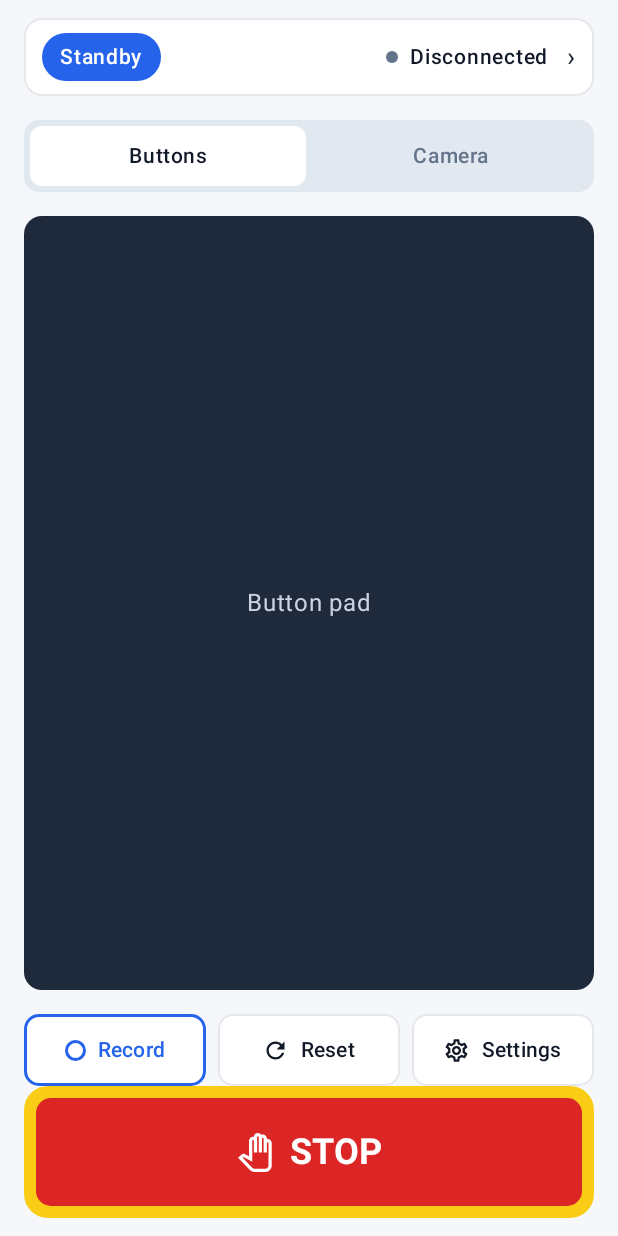
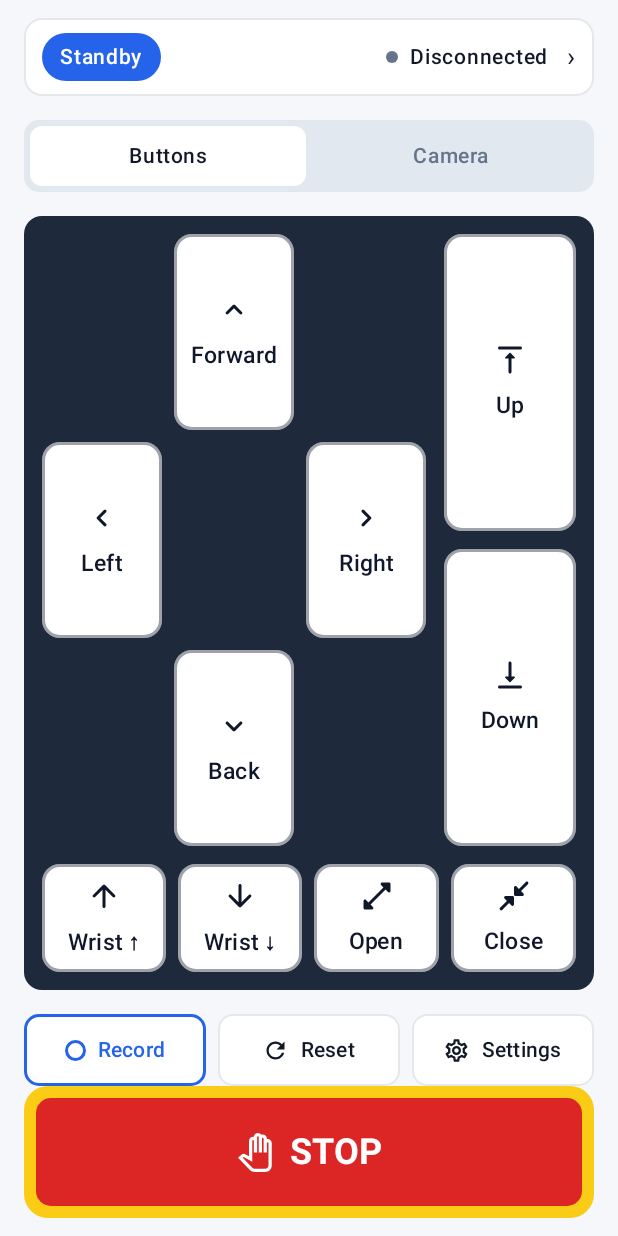
Before and after one commit to WIDM/teleop-android, an Android app built with Jetpack Compose: the screen it shows after launch (MainActivity), on a phone screen of 412 x 824 dp. Run offline under Robolectric (Android 15) with nearby library versions, the phone set to English and light mode, and no system bars.

Commit message:
Lay out the button pad and wire the six jog directions (A-24)

```diff
--- a/app/src/main/java/widm/teleop/app/ControlScreen.kt
+++ b/app/src/main/java/widm/teleop/app/ControlScreen.kt
@@ -26,10 +26,19 @@ import androidx.compose.foundation.BorderStroke
 import androidx.compose.foundation.clickable
 import androidx.compose.foundation.gestures.detectTapGestures
 import androidx.compose.foundation.interaction.MutableInteractionSource
+import androidx.compose.material.icons.automirrored.rounded.KeyboardArrowLeft
+import androidx.compose.material.icons.automirrored.rounded.KeyboardArrowRight
 import androidx.compose.material.icons.filled.Refresh
 import androidx.compose.material.icons.outlined.Lock
 import androidx.compose.material.icons.outlined.PanTool
 import androidx.compose.material.icons.outlined.Settings
+import androidx.compose.material.icons.rounded.ArrowDownward
+import androidx.compose.material.icons.rounded.ArrowUpward
+import androidx.compose.material.icons.rounded.CloseFullscreen
+import androidx.compose.material.icons.rounded.KeyboardArrowDown
+import androidx.compose.material.icons.rounded.KeyboardArrowUp
+import androidx.compose.material.icons.rounded.OpenInFull
+import androidx.compose.material.icons.rounded.VerticalAlignBottom
 import androidx.compose.material3.Button
 import androidx.compose.material3.ButtonDefaults
 import androidx.compose.material3.CircularProgressIndicator
@@ -78,7 +87,7 @@ enum class ControlMode(val label: String) {
     Camera("Camera")
 }
 
-// 分頁：由上到下 ① 頂部列 ② 按鈕模式／視角區 ③ 按鈕 ④ STOP
+// 整頁：由上到下 ① 頂部列 ② 分頁 ③ 按鈕模式／視角區 ④ 三個按鈕 ⑤ STOP
 @Composable
 fun ControlScreen(modifier: Modifier = Modifier) {
     var showConnection by rememberSaveable { mutableStateOf(false) }
@@ -115,7 +124,12 @@ fun ControlScreen(modifier: Modifier = Modifier) {
                 } else {
                     ModeTabs(selected = mode, onSelect = { mode = it })
                     when (mode) {
-                        ControlMode.Buttons -> ButtonPad(Modifier.weight(1f))
+                        ControlMode.Buttons -> ButtonPad(
+                            jogKey = link.jogKey,
+                            onJogPress = { axis, dir -> link.jogStart(axis, dir) },
+                            onJogRelease = { axis, dir -> link.jogRelease(axis, dir) },
+                            modifier = Modifier.weight(1f)
+                        )
                         ControlMode.Camera -> CameraArea(Modifier.weight(1f))
                     }
                     BottomButtons()
@@ -304,7 +318,7 @@ private fun JogButton(
     ) {
         Icon(icon, contentDescription = null, tint = contentColor, modifier = Modifier.size(24.dp))
         Spacer(Modifier.height(6.dp))
-        Text(label, color = contentColor, fontSize = 17.sp, fontWeight = FontWeight.SemiBold)
+        Text(label, color = contentColor, fontSize = 15.sp, fontWeight = FontWeight.SemiBold, maxLines = 1)
     }
 }
 
@@ -380,17 +394,87 @@ private fun CameraAreaPreview() {
     CameraArea(Modifier.padding(16.dp).height(600.dp))
 }
 
-// 按鈕模式：十字、Up/Down、下排四顆（下一步再排）
+// 按鈕模式：左邊十字、右邊 Up/Down、下排手腕和夾爪（排版參考網頁版按鈕模式）
 @Composable
-fun ButtonPad(modifier: Modifier = Modifier) {
-    Box(
+fun ButtonPad(
+    jogKey: String?,
+    onJogPress: (axis: String, dir: Int) -> Unit,
+    onJogRelease: (axis: String, dir: Int) -> Unit,
+    modifier: Modifier = Modifier
+) {
+    // 一顆方向鍵：axis/dir 決定按下送什麼，也決定什麼時候變藍
+    @Composable
+    fun Jog(label: String, icon: ImageVector, axis: String, dir: Int, modifier: Modifier) {
+        JogButton(
+            label = label,
+            icon = icon,
+            active = jogKey == jogKeyOf(axis, dir),
+            onPress = { onJogPress(axis, dir) },
+            onRelease = { onJogRelease(axis, dir) },
+            modifier = modifier
+        )
+    }
+
+    Column(
         modifier = modifier
             .fillMaxWidth()
-            .background(CameraBg, RoundedCornerShape(12.dp)),
-        contentAlignment = Alignment.Center
+            .background(CameraBg, RoundedCornerShape(12.dp))
+            .padding(12.dp),
+        verticalArrangement = Arrangement.spacedBy(12.dp)
     ) {
-        Text("Button pad", color = TextOnDark)
+        Row(
+            modifier = Modifier.fillMaxWidth().weight(1f),
+            horizontalArrangement = Arrangement.spacedBy(12.dp)
+        ) {
+            // 左：十字，3×3 格子，四個角和正中間空著
+            Column(
+                modifier = Modifier.weight(1f).fillMaxHeight(),
+                verticalArrangement = Arrangement.spacedBy(8.dp)
+            ) {
+                Row(Modifier.fillMaxWidth().weight(1f), horizontalArrangement = Arrangement.spacedBy(8.dp)) {
+                    Spacer(Modifier.weight(1f))
+                    Jog("Forward", Icons.Rounded.KeyboardArrowUp, "y", -1, Modifier.weight(1f).fillMaxHeight())
+                    Spacer(Modifier.weight(1f))
+                }
+                Row(Modifier.fillMaxWidth().weight(1f), horizontalArrangement = Arrangement.spacedBy(8.dp)) {
+                    Jog("Left", Icons.AutoMirrored.Rounded.KeyboardArrowLeft, "x", 1, Modifier.weight(1f).fillMaxHeight())
+                    Spacer(Modifier.weight(1f))
+                    Jog("Right", Icons.AutoMirrored.Rounded.KeyboardArrowRight, "x", -1, Modifier.weight(1f).fillMaxHeight())
+                }
+                Row(Modifier.fillMaxWidth().weight(1f), horizontalArrangement = Arrangement.spacedBy(8.dp)) {
+                    Spacer(Modifier.weight(1f))
+                    Jog("Back", Icons.Rounded.KeyboardArrowDown, "y", 1, Modifier.weight(1f).fillMaxHeight())
+                    Spacer(Modifier.weight(1f))
+                }
+            }
+            // 右：Up / Down
+            Column(
+                modifier = Modifier.width(88.dp).fillMaxHeight(),
+                verticalArrangement = Arrangement.spacedBy(12.dp)
+            ) {
+                Jog("Up", Icons.Rounded.VerticalAlignTop, "z", 1, Modifier.weight(1f).fillMaxWidth())
+                Jog("Down", Icons.Rounded.VerticalAlignBottom, "z", -1, Modifier.weight(1f).fillMaxWidth())
+            }
+        }
+
+        // 下排：手腕先排位置不接 server（另開票）；夾爪下一步接
+        Row(
+            modifier = Modifier.fillMaxWidth().height(72.dp),
+            horizontalArrangement = Arrangement.spacedBy(8.dp)
+        ) {
+            val cell = Modifier.weight(1f).fillMaxHeight()
+            JogButton("Wrist ↑", Icons.Rounded.ArrowUpward, active = false, onPress = {}, onRelease = {}, modifier = cell)
+            JogButton("Wrist ↓", Icons.Rounded.ArrowDownward, active = false, onPress = {}, onRelease = {}, modifier = cell)
+            JogButton("Open", Icons.Rounded.OpenInFull, active = false, onPress = {}, onRelease = {}, modifier = cell)
+            JogButton("Close", Icons.Rounded.CloseFullscreen, active = false, onPress = {}, onRelease = {}, modifier = cell)
+        }
     }
+}
+
+@Preview(showBackground = true, backgroundColor = 0xFFF5F7FA, widthDp = 380, heightDp = 560)
+@Composable
+private fun ButtonPadPreview() {
+    ButtonPad(jogKey = "y-", onJogPress = { _, _ -> }, onJogRelease = { _, _ -> }, modifier = Modifier.padding(16.dp))
 }
 
 // ③ 底部三個按鈕（A-13 只做外觀，按了沒反應）
--- a/app/src/main/java/widm/teleop/app/TeleopLink.kt
+++ b/app/src/main/java/widm/teleop/app/TeleopLink.kt
@@ -23,6 +23,9 @@ private const val SILENCE_TIMEOUT_MS = 3_000L // 3 s of silence = link lost
 private const val KEEPALIVE_MS = 133L         // server ends a jog 750 ms after the last keepalive
 
 enum class LinkStatus { Disconnected, Connecting, Connected }
+
+/** 方向鍵的名字："z" + 1 → "z+"。TeleopLink 和畫面用同一個規則。 */
+fun jogKeyOf(axis: String, dir: Int) = axis + if (dir > 0) "+" else "-"
 
 /** Talks to the teleop server over one WebSocket. All work runs on the main thread. */
 class TeleopLink {
@@ -101,7 +104,7 @@ class TeleopLink {
     fun jogStart(axis: String, dir: Int) {
         if (status != LinkStatus.Connected || jogging) return
         jogging = true
-        jogKey = axis + if (dir > 0) "+" else "-"
+        jogKey = jogKeyOf(axis, dir)
         send("jog_start", JSONObject().put("axis", axis).put("dir", dir).put("step", "fine"))
         jogStartSeq = seq
         mainHandler.postDelayed(keepalive, KEEPALIVE_MS)
@@ -112,6 +115,11 @@ class TeleopLink {
         if (!jogging) return
         endJog()
         send("jog_stop")
+    }
+
+    /** 放開某一顆鍵：只有它就是正在動的那顆，才停。 */
+    fun jogRelease(axis: String, dir: Int) {
+        if (jogKey == jogKeyOf(axis, dir)) jogStop()
     }
 
     /** STOP: every press sends `estop`, even when already stopped. The server ends any running jog itself. */
```
